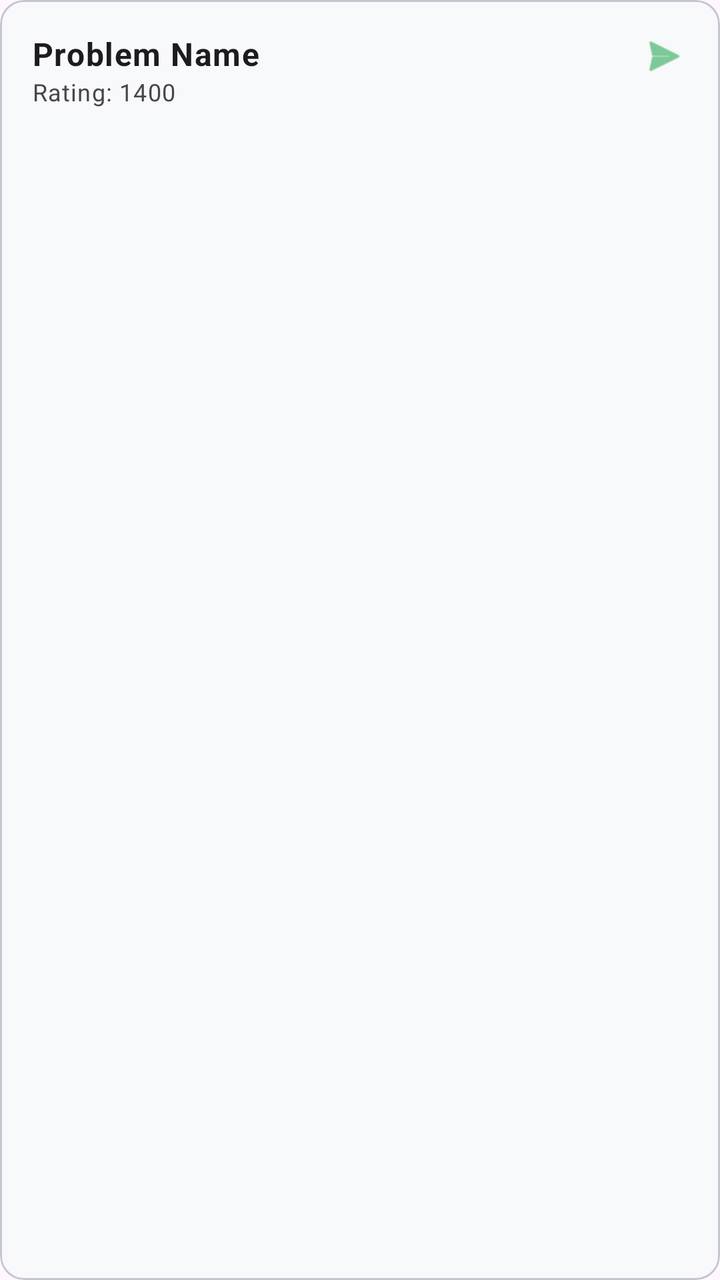
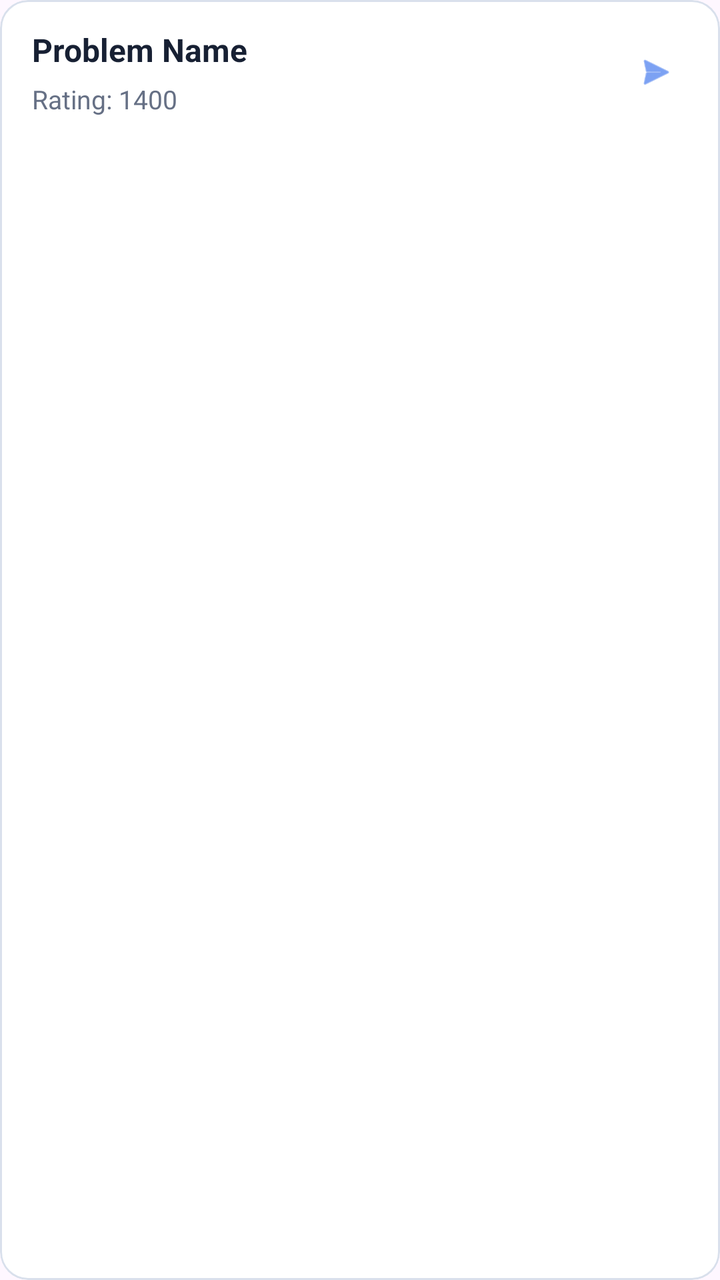

Before-and-after screenshots of an Android layout around one commit, followed by the original layout XML and the change that was made.
<!-- AndroidManifest.xml: application theme Theme.CfRivals -->
<!-- res/layout/item_problem.xml -->
<com.google.android.material.card.MaterialCardView
    xmlns:android="http://schemas.android.com/apk/res/android"
    xmlns:app="http://schemas.android.com/apk/res-auto"
    android:layout_width="match_parent"
    android:layout_height="wrap_content"
    android:layout_marginVertical="4dp"
    app:cardElevation="0dp"
    style="@style/Widget.Material3.CardView.Outlined">

    <LinearLayout
        android:layout_width="match_parent"
        android:layout_height="wrap_content"
        android:orientation="horizontal"
        android:padding="16dp">

        <LinearLayout
            android:layout_width="0dp"
            android:layout_height="wrap_content"
            android:layout_weight="1"
            android:orientation="vertical">

            <TextView
                android:id="@+id/txtPrblmName"
                android:layout_width="wrap_content"
                android:layout_height="wrap_content"
                android:text="Problem Name"
                android:textStyle="bold"
                android:textAppearance="?attr/textAppearanceBodyLarge" />

            <TextView
                android:id="@+id/txtPrblmRating"
                android:layout_width="wrap_content"
                android:layout_height="wrap_content"
                android:text="Rating: 1400"
                android:textAppearance="?attr/textAppearanceBodySmall" />
        </LinearLayout>

        <ImageView
            android:layout_width="24dp"
            android:layout_height="24dp"
            android:src="@android:drawable/ic_menu_send"
            app:tint="?attr/colorPrimary" />
    </LinearLayout>
</com.google.android.material.card.MaterialCardView>
<!-- resources referenced by this layout -->
<resources>
  <style name="Theme.CfRivals" parent="Base.Theme.CfRivals" />
  <style name="Base.Theme.CfRivals" parent="Theme.Material3.DayNight.NoActionBar">
          
          <item name="app_background">@color/bg_color_light</item>
          <item name="app_card">@color/card_color_light</item>
          <item name="app_text_primary">@color/text_color_light</item>
          <item name="app_text_secondary">@color/grey_placeholder_text</item>
          <item name="neon_accent">@color/neon_green_accent</item>
  
          <item name="colorPrimary">@color/neon_green_accent</item>
          <item name="colorOnPrimary">@color/white</item>
          <item name="colorSurface">@color/bg_color_light</item>
          <item name="colorOnSurface">@color/text_color_light</item>
          <item name="colorSurfaceContainer">@color/card_color_light</item>
  
          <item name="android:statusBarColor">@color/bg_color_light</item>
          <item name="android:windowLightStatusBar">true</item>
      </style>
  <color name="bg_color_light">#F8F9FA</color>
  <color name="card_color_light">#FFFFFF</color>
  <color name="text_color_light">#121212</color>
  <color name="grey_placeholder_text">#80FFFFFF</color>
  <color name="neon_green_accent">#2BA856</color>
  <color name="white">#FFFFFFFF</color>
</resources>

<!-- the commit's change to res/layout/item_problem.xml (unified diff, before → after) -->
@@ -1,17 +1,31 @@
+<?xml version="1.0" encoding="utf-8"?>
 <com.google.android.material.card.MaterialCardView
     xmlns:android="http://schemas.android.com/apk/res/android"
     xmlns:app="http://schemas.android.com/apk/res-auto"
+
     android:layout_width="match_parent"
     android:layout_height="wrap_content"
-    android:layout_marginVertical="4dp"
+    android:layout_marginHorizontal="4dp"
+    android:layout_marginVertical="5dp"
+
+    app:cardBackgroundColor="?attr/app_card"
+    app:cardCornerRadius="14dp"
     app:cardElevation="0dp"
-    style="@style/Widget.Material3.CardView.Outlined">
+    app:strokeColor="?attr/app_border"
+    app:strokeWidth="1dp">
 
     <LinearLayout
         android:layout_width="match_parent"
         android:layout_height="wrap_content"
+        android:gravity="center_vertical"
+        android:minHeight="72dp"
         android:orientation="horizontal"
-        android:padding="16dp">
+        android:paddingStart="16dp"
+        android:paddingTop="14dp"
+        android:paddingEnd="16dp"
+        android:paddingBottom="14dp">
+
+        
 
         <LinearLayout
             android:layout_width="0dp"
@@ -21,24 +35,37 @@
 
             <TextView
                 android:id="@+id/txtPrblmName"
-                android:layout_width="wrap_content"
+                android:layout_width="match_parent"
                 android:layout_height="wrap_content"
+                android:ellipsize="end"
+                android:maxLines="2"
                 android:text="Problem Name"
-                android:textStyle="bold"
-                android:textAppearance="?attr/textAppearanceBodyLarge" />
+                android:textColor="?attr/app_text_primary"
+                android:textSize="16sp"
+                android:textStyle="bold" />
 
             <TextView
                 android:id="@+id/txtPrblmRating"
                 android:layout_width="wrap_content"
                 android:layout_height="wrap_content"
+                android:layout_marginTop="5dp"
                 android:text="Rating: 1400"
-                android:textAppearance="?attr/textAppearanceBodySmall" />
+                android:textColor="?attr/app_text_secondary"
+                android:textSize="13sp" />
+
         </LinearLayout>
 
+        
+
         <ImageView
-            android:layout_width="24dp"
-            android:layout_height="24dp"
+            android:layout_width="32dp"
+            android:layout_height="32dp"
+            android:layout_marginStart="12dp"
+            android:contentDescription="Open problem"
+            android:padding="6dp"
             android:src="@android:drawable/ic_menu_send"
-            app:tint="?attr/colorPrimary" />
+            app:tint="?attr/neon_accent" />
+
     </LinearLayout>
+
 </com.google.android.material.card.MaterialCardView>
<!-- resource entries referenced after the edit -->
@@ -2,27 +2,38 @@
 <resources>
   <style name="Theme.CfRivals" parent="Base.Theme.CfRivals" />
   <style name="Base.Theme.CfRivals" parent="Theme.Material3.DayNight.NoActionBar">
+  
           
-          <item name="app_background">@color/bg_color_light</item>
-          <item name="app_card">@color/card_color_light</item>
-          <item name="app_text_primary">@color/text_color_light</item>
-          <item name="app_text_secondary">@color/grey_placeholder_text</item>
-          <item name="neon_accent">@color/neon_green_accent</item>
+          <item name="app_background">@color/background_light</item>
+          <item name="app_card">@color/card_light</item>
   
-          <item name="colorPrimary">@color/neon_green_accent</item>
+          <item name="app_text_primary">@color/text_primary_light</item>
+          <item name="app_text_secondary">@color/text_secondary_light</item>
+  
+          <item name="neon_accent">@color/primary_blue_light</item>
+          <item name="app_border">@color/border_light</item>
+  
+          
+          <item name="colorPrimary">@color/primary_blue_light</item>
           <item name="colorOnPrimary">@color/white</item>
-          <item name="colorSurface">@color/bg_color_light</item>
-          <item name="colorOnSurface">@color/text_color_light</item>
-          <item name="colorSurfaceContainer">@color/card_color_light</item>
   
-          <item name="android:statusBarColor">@color/bg_color_light</item>
+          <item name="colorSurface">@color/background_light</item>
+          <item name="colorOnSurface">@color/text_primary_light</item>
+          <item name="colorSurfaceContainer">@color/card_light</item>
+  
+          
+          <item name="android:statusBarColor">@color/background_light</item>
+          <item name="android:navigationBarColor">@color/background_light</item>
           <item name="android:windowLightStatusBar">true</item>
+          <item name="android:windowLightNavigationBar">true</item>
+  
       </style>
-  <color name="bg_color_light">#F8F9FA</color>
-  <color name="card_color_light">#FFFFFF</color>
-  <color name="text_color_light">#121212</color>
-  <color name="grey_placeholder_text">#80FFFFFF</color>
-  <color name="neon_green_accent">#2BA856</color>
+  <color name="background_light">#F5F7FB</color>
+  <color name="card_light">#FFFFFF</color>
+  <color name="text_primary_light">#172033</color>
+  <color name="text_secondary_light">#667085</color>
+  <color name="primary_blue_light">#2563EB</color>
+  <color name="border_light">#D9E0EC</color>
   <color name="white">#FFFFFFFF</color>
 </resources>
 
